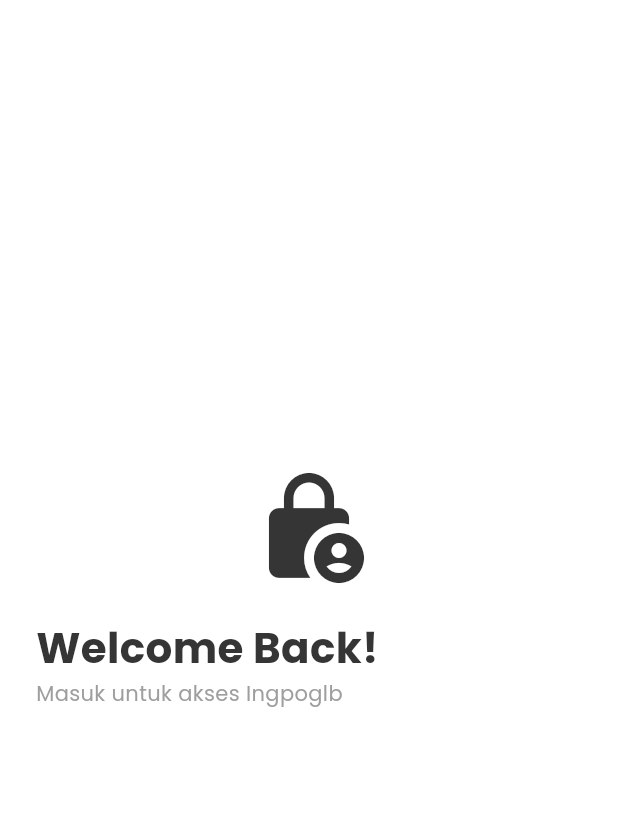
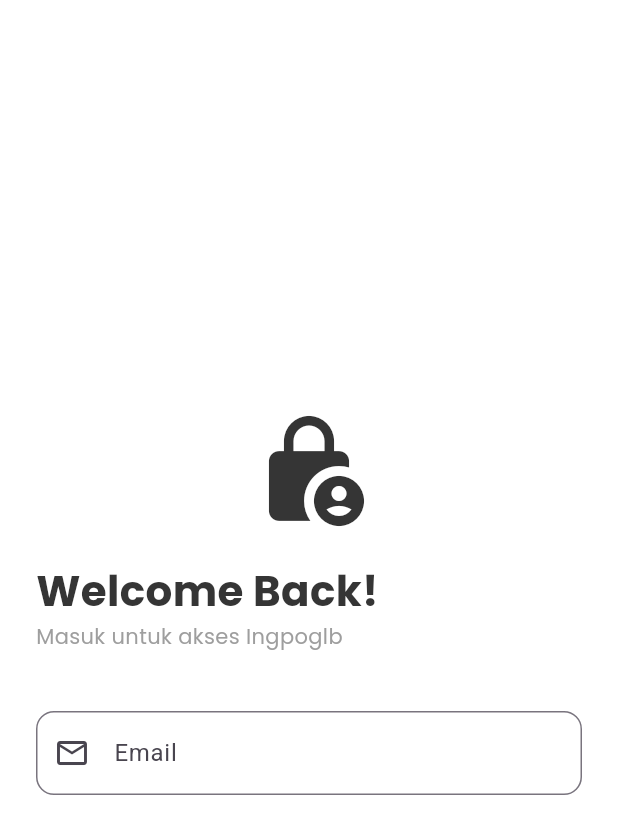
Before and after one commit to str122-xyz/Kelompok-4-trio, a Flutter app: the LoginPage screen opened directly, on a phone screen of 412 x 824 dp. Shown: the top 834 px of the screen. Run offline on Flutter 3.47's test engine with Material 3 defaults, Android fonts, the phone set to English and light mode, and no system bars; our stand-ins replace firebase_auth, firebase_core; accounts and stored records are empty.

Commit message:
form email

```diff
--- a/lib/screens/auth/login_page.dart
+++ b/lib/screens/auth/login_page.dart
@@ -58,7 +58,7 @@ class _LoginPageState extends State<LoginPage> {
             mainAxisAlignment: MainAxisAlignment.center,
             crossAxisAlignment: CrossAxisAlignment.start,
             children: [
-              // Logo dan Judul
+              //Logo dan Judul
               const Center(
                 child: Icon(
                   Icons.lock_person,
@@ -84,6 +84,20 @@ class _LoginPageState extends State<LoginPage> {
               ),
 
               const SizedBox(height: 40),
+
+              //Form Email
+              TextField(
+                controller: _emailController,
+                decoration: InputDecoration(
+                  labelText: "Email",
+                  prefixIcon: const Icon(Icons.email_outlined),
+                  border: OutlineInputBorder(
+                    borderRadius: BorderRadius.circular(12),
+                  ),
+                ),
+              ),
+
+              const SizedBox(height: 20),
             ],
           ),
         ),
```
